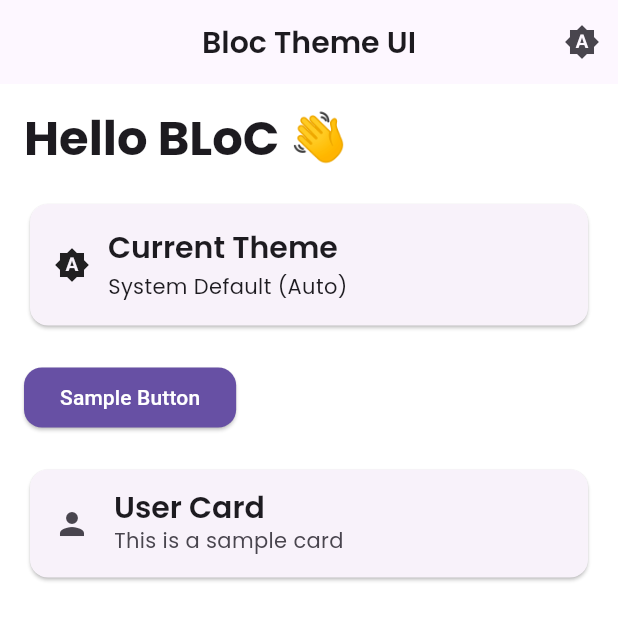
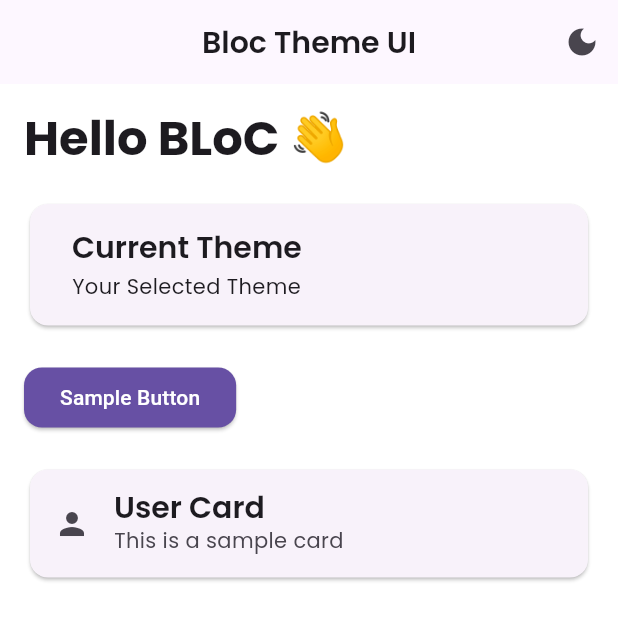
Before and after one commit to Arslan4546/Flutter-Advance-Concepts, a Flutter app: the screen it shows after launch, on a phone screen of 412 x 824 dp. Shown: the top 620 px of the screen. Run offline on Flutter 3.47's test engine with Material 3 defaults, Android fonts, the phone set to English and light mode, and no system bars; our stand-ins replace equatable, firebase_core, firebase_messaging, flutter_bloc, flutter_local_notifications, google_fonts; accounts and stored records are empty.

Commit message:
add theme using bloc successfully

```diff
--- a/theme_practices/theme_practice/lib/home.dart
+++ b/theme_practices/theme_practice/lib/home.dart
@@ -21,8 +21,11 @@ class HomeScreen extends StatelessWidget {
                 onPressed: () {
                   context.read<ThemeBloc>().add(const ToggleThemeEvent());
                 },
-                icon: Icon(_getThemeIcon(state.themeMode)),
-                tooltip: _getThemeTooltip(state.themeMode),
+                icon: Icon(
+                  state.themeMode == ThemeMode.light
+                      ? Icons.light_mode
+                      : Icons.dark_mode,
+                ),
               );
             },
           ),
@@ -44,7 +47,6 @@ class HomeScreen extends StatelessWidget {
                     padding: const EdgeInsets.all(16),
                     child: Row(
                       children: [
-                        Icon(_getThemeIcon(state.themeMode)),
                         const SizedBox(width: 12),
                         Expanded(
                           child: Column(
@@ -56,7 +58,7 @@ class HomeScreen extends StatelessWidget {
                               ),
                               const SizedBox(height: 4),
                               Text(
-                                _getThemeModeName(state.themeMode),
+                                "Your Selected Theme",
                                 style: theme.textTheme.bodyMedium,
                               ),
                             ],
@@ -90,37 +92,4 @@ class HomeScreen extends StatelessWidget {
       ),
     );
   }
-
-  IconData _getThemeIcon(ThemeMode mode) {
-    switch (mode) {
-      case ThemeMode.system:
-        return Icons.brightness_auto;
-      case ThemeMode.light:
-        return Icons.light_mode;
-      case ThemeMode.dark:
-        return Icons.dark_mode;
-    }
-  }
-
-  String _getThemeModeName(ThemeMode mode) {
-    switch (mode) {
-      case ThemeMode.system:
-        return 'System Default (Auto)';
-      case ThemeMode.light:
-        return 'Light Mode';
-      case ThemeMode.dark:
-        return 'Dark Mode';
-    }
-  }
-
-  String _getThemeTooltip(ThemeMode mode) {
-    switch (mode) {
-      case ThemeMode.system:
-        return 'Switch to Light Mode';
-      case ThemeMode.light:
-        return 'Switch to Dark Mode';
-      case ThemeMode.dark:
-        return 'Switch to System Default';
-    }
-  }
 }
--- a/theme_practices/theme_practice/lib/main.dart
+++ b/theme_practices/theme_practice/lib/main.dart
@@ -3,6 +3,7 @@ import 'package:flutter_bloc/flutter_bloc.dart';
 import 'package:theme_practice/home.dart';
 import 'package:theme_practice/theme/app_theme.dart';
 import 'package:theme_practice/theme_bloc/theme_bloc.dart';
+import 'package:theme_practice/theme_bloc/theme_event.dart';
 import 'package:theme_practice/theme_bloc/theme_state.dart';
 
 void main() {
@@ -23,10 +24,51 @@ class MyApp extends StatelessWidget {
             theme: AppTheme.lightTheme,
             darkTheme: AppTheme.darkTheme,
             themeMode: state.themeMode,
-            home: const HomeScreen(),
+            home: SystemThemeListener(child: const HomeScreen()),
           );
         },
       ),
     );
   }
 }
+
+// Widget to listen to system theme changes
+class SystemThemeListener extends StatefulWidget {
+  final Widget child;
+
+  const SystemThemeListener({super.key, required this.child});
+
+  @override
+  State<SystemThemeListener> createState() => _SystemThemeListenerState();
+}
+
+class _SystemThemeListenerState extends State<SystemThemeListener>
+    with WidgetsBindingObserver {
+  @override
+  void initState() {
+    super.initState();
+    WidgetsBinding.instance.addObserver(this);
+  }
+
+  @override
+  void dispose() {
+    WidgetsBinding.instance.removeObserver(this);
+    super.dispose();
+  }
+
+  @override
+  void didChangePlatformBrightness() {
+    // System theme changed
+    final brightness =
+        WidgetsBinding.instance.platformDispatcher.platformBrightness;
+    final isDark = brightness == Brightness.dark;
+
+    // Notify bloc about system theme change
+    context.read<ThemeBloc>().add(SystemThemeChangedEvent(isDark));
+  }
+
+  @override
+  Widget build(BuildContext context) {
+    return widget.child;
+  }
+}
--- a/theme_practices/theme_practice/lib/theme_bloc/theme_event.dart
+++ b/theme_practices/theme_practice/lib/theme_bloc/theme_event.dart
@@ -7,7 +7,17 @@ abstract class ThemeEvent extends Equatable {
   List<Object> get props => [];
 }
 
-// Toggle between light and dark
+// Toggle between light and dark (manual override)
 class ToggleThemeEvent extends ThemeEvent {
   const ToggleThemeEvent();
 }
+
+// System theme changed - update if in system mode
+class SystemThemeChangedEvent extends ThemeEvent {
+  final bool isDark;
+
+  const SystemThemeChangedEvent(this.isDark);
+
+  @override
+  List<Object> get props => [isDark];
+}
--- a/theme_practices/theme_practice/lib/theme_bloc/theme_state.dart
+++ b/theme_practices/theme_practice/lib/theme_bloc/theme_state.dart
@@ -3,12 +3,14 @@ import 'package:flutter/material.dart';
 
 class ThemeState extends Equatable {
   final ThemeMode themeMode;
+  final bool isSystemMode; // Track if following system theme
 
-  const ThemeState({required this.themeMode});
+  const ThemeState({required this.themeMode, required this.isSystemMode});
 
   // Initial state - follows device theme
-  factory ThemeState.initial() => const ThemeState(themeMode: ThemeMode.system);
+  factory ThemeState.initial() =>
+      const ThemeState(themeMode: ThemeMode.system, isSystemMode: true);
 
   @override
-  List<Object> get props => [themeMode];
+  List<Object> get props => [themeMode, isSystemMode];
 }
```
Also changed, not shown: theme_practices/theme_practice/lib/theme_bloc/theme_bloc.dart (+26 -15 lines), 1 other file.
